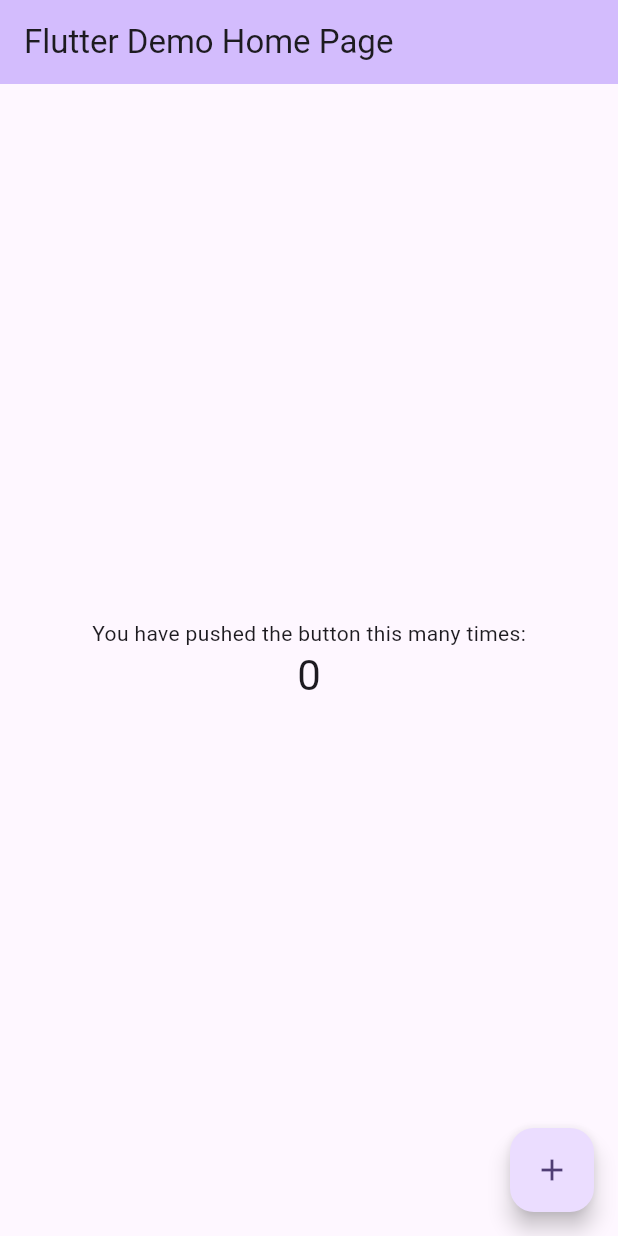
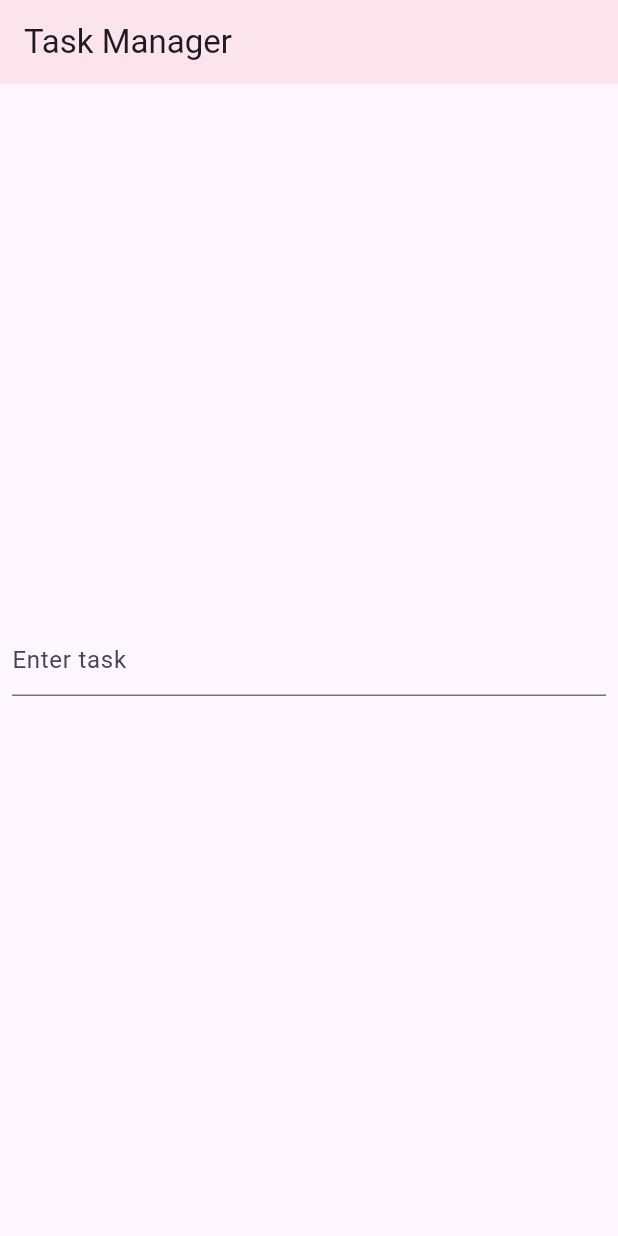
Before and after one commit to skylerplumley/cw3, a Flutter app: the screen it shows after launch, on a phone screen of 412 x 824 dp. Run offline on Flutter 3.47's test engine with Material 3 defaults, Android fonts, the phone set to English and light mode, and no system bars.

Commit message:
Text field input and add task function created

```diff
--- a/lib/main.dart
+++ b/lib/main.dart
@@ -1,125 +1,58 @@
 import 'package:flutter/material.dart';
 
 void main() {
-  runApp(const MyApp());
+  runApp(MyApp());
 }
 
 class MyApp extends StatelessWidget {
-  const MyApp({super.key});
-
-  // This widget is the root of your application.
   @override
   Widget build(BuildContext context) {
     return MaterialApp(
-      title: 'Flutter Demo',
+      debugShowCheckedModeBanner: false,
+      title: 'Task Manager',
       theme: ThemeData(
-        // This is the theme of your application.
-        //
-        // TRY THIS: Try running your application with "flutter run". You'll see
-        // the application has a purple toolbar. Then, without quitting the app,
-        // try changing the seedColor in the colorScheme below to Colors.green
-        // and then invoke "hot reload" (save your changes or press the "hot
-        // reload" button in a Flutter-supported IDE, or press "r" if you used
-        // the command line to start the app).
-        //
-        // Notice that the counter didn't reset back to zero; the application
-        // state is not lost during the reload. To reset the state, use hot
-        // restart instead.
-        //
-        // This works for code too, not just values: Most code changes can be
-        // tested with just a hot reload.
-        colorScheme: ColorScheme.fromSeed(seedColor: Colors.deepPurple),
         useMaterial3: true,
       ),
-      home: const MyHomePage(title: 'Flutter Demo Home Page'),
+      home: MyHomePage(),
     );
   }
 }
 
 class MyHomePage extends StatefulWidget {
-  const MyHomePage({super.key, required this.title});
-
-  // This widget is the home page of your application. It is stateful, meaning
-  // that it has a State object (defined below) that contains fields that affect
-  // how it looks.
-
-  // This class is the configuration for the state. It holds the values (in this
-  // case the title) provided by the parent (in this case the App widget) and
-  // used by the build method of the State. Fields in a Widget subclass are
-  // always marked "final".
-
-  final String title;
-
   @override
   State<MyHomePage> createState() => _MyHomePageState();
 }
 
 class _MyHomePageState extends State<MyHomePage> {
-  int _counter = 0;
+  List<Map<String, dynamic>> tasklist = [];
+  TextEditingController taskinput = TextEditingController();
 
-  void _incrementCounter() {
+  void createtask() {
     setState(() {
-      // This call to setState tells the Flutter framework that something has
-      // changed in this State, which causes it to rerun the build method below
-      // so that the display can reflect the updated values. If we changed
-      // _counter without calling setState(), then the build method would not be
-      // called again, and so nothing would appear to happen.
-      _counter++;
+      tasklist.add({'task': taskinput.text, 'completed': false});
+      taskinput.clear();
     });
   }
 
   @override
   Widget build(BuildContext context) {
-    // This method is rerun every time setState is called, for instance as done
-    // by the _incrementCounter method above.
-    //
-    // The Flutter framework has been optimized to make rerunning build methods
-    // fast, so that you can just rebuild anything that needs updating rather
-    // than having to individually change instances of widgets.
     return Scaffold(
       appBar: AppBar(
-        // TRY THIS: Try changing the color here to a specific color (to
-        // Colors.amber, perhaps?) and trigger a hot reload to see the AppBar
-        // change color while the other colors stay the same.
-        backgroundColor: Theme.of(context).colorScheme.inversePrimary,
-        // Here we take the value from the MyHomePage object that was created by
-        // the App.build method, and use it to set our appbar title.
-        title: Text(widget.title),
+        backgroundColor: Colors.pink[50],
+        title: Text('Task Manager'),
       ),
-      body: Center(
-        // Center is a layout widget. It takes a single child and positions it
-        // in the middle of the parent.
+      body: Padding(
+        padding: EdgeInsets.all(8),
         child: Column(
-          // Column is also a layout widget. It takes a list of children and
-          // arranges them vertically. By default, it sizes itself to fit its
-          // children horizontally, and tries to be as tall as its parent.
-          //
-          // Column has various properties to control how it sizes itself and
-          // how it positions its children. Here we use mainAxisAlignment to
-          // center the children vertically; the main axis here is the vertical
-          // axis because Columns are vertical (the cross axis would be
-          // horizontal).
-          //
-          // TRY THIS: Invoke "debug painting" (choose the "Toggle Debug Paint"
-          // action in the IDE, or press "p" in the console), to see the
-          // wireframe for each widget.
           mainAxisAlignment: MainAxisAlignment.center,
-          children: <Widget>[
-            const Text(
-              'You have pushed the button this many times:',
-            ),
-            Text(
-              '$_counter',
-              style: Theme.of(context).textTheme.headlineMedium,
+          children: [
+            TextField(
+              controller: taskinput,
+              decoration: InputDecoration(hintText: 'Enter task'),
             ),
           ],
         ),
       ),
-      floatingActionButton: FloatingActionButton(
-        onPressed: _incrementCounter,
-        tooltip: 'Increment',
-        child: const Icon(Icons.add),
-      ), // This trailing comma makes auto-formatting nicer for build methods.
     );
   }
 }
```
